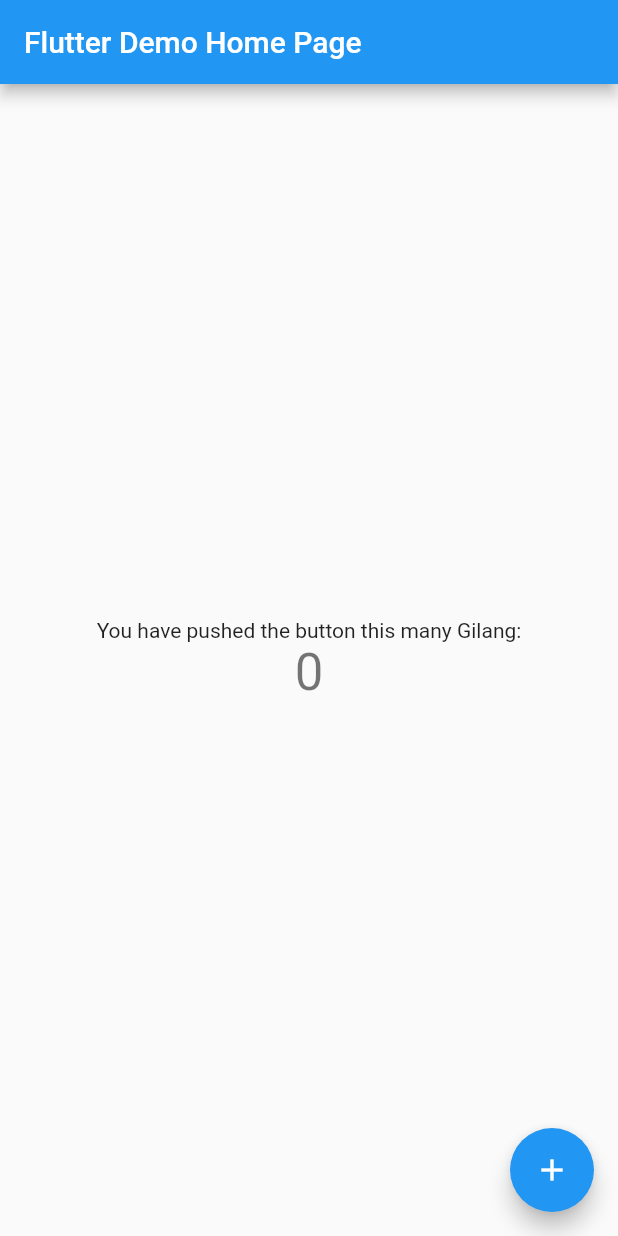
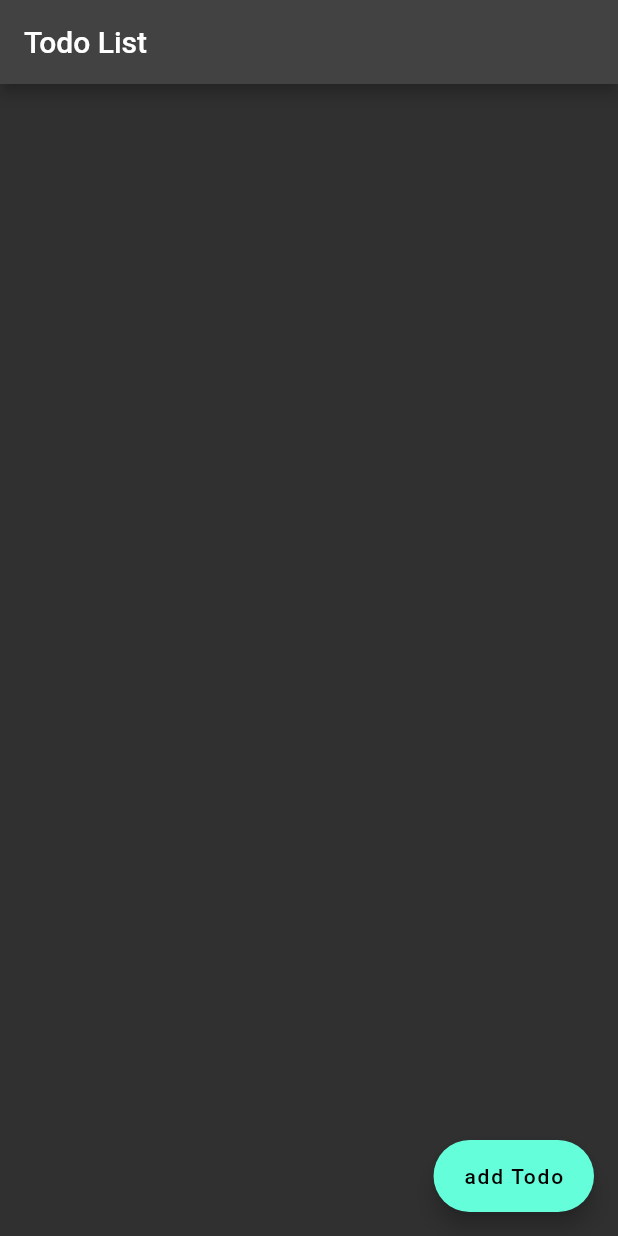
Before and after one commit to mgilangnurhlz/toDoList-kelompokDua-kelasD, a Flutter app: the screen it shows after launch, on a phone screen of 412 x 824 dp. Run offline on Flutter 3.47's test engine with Material 2 defaults, Android fonts, the light colour scheme and no system bars; missing offline and left inert: dart:html.

Commit message:
Membuat formpage dan todo list

```diff
--- a/lib/main.dart
+++ b/lib/main.dart
@@ -1,4 +1,5 @@
 import 'package:flutter/material.dart';
+import 'package:todolist_kelompokdua_kelasd/screens/todo_list.dart';
 
 void main() {
   runApp(const MyApp());
@@ -7,109 +8,12 @@ void main() {
 class MyApp extends StatelessWidget {
   const MyApp({super.key});
 
-  // This widget is the root of your application.
   @override
   Widget build(BuildContext context) {
     return MaterialApp(
-      title: 'Flutter Demo',
-      theme: ThemeData(
-        // This is the theme of your application.
-        //
-        // Try running your application with "flutter run". You'll see the
-        // application has a blue toolbar. Then, without quitting the app, try
-        // changing the primarySwatch below to Colors.green and then invoke
-        // "hot reload" (press "r" in the console where you ran "flutter run",
-        // or simply save your changes to "hot reload" in a Flutter IDE).
-        // Notice that the counter didn't reset back to zero; the application
-        // is not restarted.
-        primarySwatch: Colors.blue,
-      ),
-      home: const MyHomePage(title: 'Flutter Demo Home Page'),
+      debugShowCheckedModeBanner: false,
+      theme: ThemeData.dark(),
+      home: TodoListPage(),
     );
   }
 }
-
-class MyHomePage extends StatefulWidget {
-  const MyHomePage({super.key, required this.title});
-
-  // This widget is the home page of your application. It is stateful, meaning
-  // that it has a State object (defined below) that contains fields that affect
-  // how it looks.
-
-  // This class is the configuration for the state. It holds the values (in this
-  // case the title) provided by the parent (in this case the App widget) and
-  // used by the build method of the State. Fields in a Widget subclass are
-  // always marked "final".
-
-  final String title;
-
-  @override
-  State<MyHomePage> createState() => _MyHomePageState();
-}
-
-class _MyHomePageState extends State<MyHomePage> {
-  int _counter = 0;
-
-  void _incrementCounter() {
-    setState(() {
-      // This call to setState tells the Flutter framework that something has
-      // changed in this State, which causes it to rerun the build method below
-      // so that the display can reflect the updated values. If we changed
-      // _counter without calling setState(), then the build method would not be
-      // called again, and so nothing would appear to happen.
-      _counter++;
-    });
-  }
-
-  @override
-  Widget build(BuildContext context) {
-    // This method is rerun every time setState is called, for instance as done
-    // by the _incrementCounter method above.
-    //
-    // The Flutter framework has been optimized to make rerunning build methods
-    // fast, so that you can just rebuild anything that needs updating rather
-    // than having to individually change instances of widgets.
-    return Scaffold(
-      appBar: AppBar(
-        // Here we take the value from the MyHomePage object that was created by
-        // the App.build method, and use it to set our appbar title.
-        title: Text(widget.title),
-      ),
-      body: Center(
-        // Center is a layout widget. It takes a single child and positions it
-        // in the middle of the parent.
-        child: Column(
-          // Column is also a layout widget. It takes a list of children and
-          // arranges them vertically. By default, it sizes itself to fit its
-          // children horizontally, and tries to be as tall as its parent.
-          //
-          // Invoke "debug painting" (press "p" in the console, choose the
-          // "Toggle Debug Paint" action from the Flutter Inspector in Android
-          // Studio, or the "Toggle Debug Paint" command in Visual Studio Code)
-          // to see the wireframe for each widget.
-          //
-          // Column has various properties to control how it sizes itself and
-          // how it positions its children. Here we use mainAxisAlignment to
-          // center the children vertically; the main axis here is the vertical
-          // axis because Columns are vertical (the cross axis would be
-          // horizontal).
-          mainAxisAlignment: MainAxisAlignment.center,
-          children: <Widget>[
-            const Text(
-              'You have pushed the button this many Gilang:',
-            ),
-            Text(
-              '$_counter',
-              style: Theme.of(context).textTheme.headline4,
-            ),
-          ],
-        ),
-      ),
-      floatingActionButton: FloatingActionButton(
-        onPressed: _incrementCounter,
-        tooltip: 'Increment',
-        child: const Icon(Icons.add),
-      ), // This trailing comma makes auto-formatting nicer for build methods.
-    );
-  }
-}
--- /dev/null
+++ b/lib/screens/todo_list.dart
@@ -0,0 +1,25 @@
+import 'dart:html';
+import 'package:flutter/material.dart';
+import 'package:todolist_kelompokdua_kelasd/screens/add_page.dart';
+
+class TodoListPage extends StatefulWidget {
+  const TodoListPage({super.key});
+
+  @override
+  State<TodoListPage> createState() => _TodoListPageState();
+}
+
+class _TodoListPageState extends State<TodoListPage> {
+  @override
+  Widget build(BuildContext context) {
+    return Scaffold(
+        appBar: AppBar(title: Text('Todo List')),
+        floatingActionButton: FloatingActionButton.extended(
+            onPressed: navigateToAddPage, label: Text('add Todo')));
+  }
+
+  void navigateToAddPage() {
+    final route = MaterialPageRoute(builder: (context) => AddTodoPage());
+    Navigator.push(context, route);
+  }
+}
```
Also changed, not shown: lib/screens/add_page.dart (added, +36 -0 lines).
